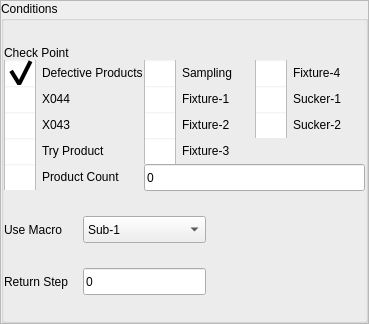
This is hcinstruction/ichcconditionpage_5.ui in dongdong-2009/3-5AxisRobot as Qt 5 draws it before an edit. The edited form follows.
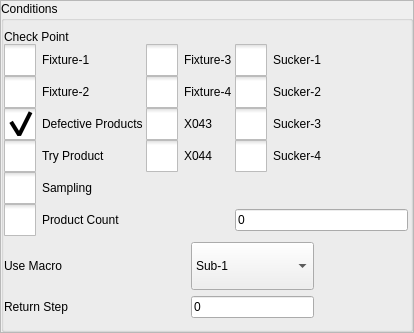
This is the edited form. Icons and pictures are not drawn. Custom widgets are drawn as their Qt base class.

Patch:
```diff
--- a/hcinstruction/ichcconditionpage_5.ui
+++ b/hcinstruction/ichcconditionpage_5.ui
@@ -6,8 +6,8 @@
    <rect>
     <x>0</x>
     <y>0</y>
-    <width>369</width>
-    <height>324</height>
+    <width>414</width>
+    <height>333</height>
    </rect>
   </property>
   <property name="windowTitle">
@@ -32,82 +32,94 @@
       <string>Conditions</string>
      </property>
      <layout class="QGridLayout" name="gridLayout_2">
-      <property name="margin">
+      <property name="leftMargin">
        <number>0</number>
       </property>
-      <property name="spacing">
-       <number>0</number>
+      <property name="topMargin">
+       <number>9</number>
       </property>
-      <item row="1" column="1">
-       <widget class="QComboBox" name="subComboBox">
-        <property name="enabled">
-         <bool>true</bool>
-        </property>
-        <property name="sizePolicy">
-         <sizepolicy hsizetype="Fixed" vsizetype="Fixed">
-          <horstretch>0</horstretch>
-          <verstretch>0</verstretch>
-         </sizepolicy>
-        </property>
-        <property name="minimumSize">
-         <size>
-          <width>123</width>
-          <height>27</height>
-         </size>
-        </property>
-        <property name="maximumSize">
-         <size>
-          <width>123</width>
-          <height>27</height>
-         </size>
-        </property>
-        <property name="layoutDirection">
-         <enum>Qt::LeftToRight</enum>
-        </property>
-        <item>
-         <property name="text">
-          <string>Sub-1</string>
-         </property>
-        </item>
-        <item>
-         <property name="text">
-          <string>Sub-2</string>
-         </property>
-        </item>
-        <item>
-         <property name="text">
-          <string>Sub-3</string>
-         </property>
-        </item>
-        <item>
-         <property name="text">
-          <string>Sub-4</string>
-         </property>
-        </item>
-        <item>
-         <property name="text">
-          <string>Sub-5</string>
-         </property>
-        </item>
-        <item>
-         <property name="text">
-          <string>Bad Product</string>
-         </property>
-        </item>
-        <item>
-         <property name="text">
-          <string>Sampling</string>
-         </property>
-        </item>
-        <item>
-         <property name="text">
-          <string>Try Product</string>
-         </property>
-        </item>
-       </widget>
-      </item>
+      <property name="rightMargin">
+       <number>2</number>
+      </property>
+      <property name="horizontalSpacing">
+       <number>2</number>
+      </property>
       <item row="0" column="0" colspan="4">
        <layout class="QGridLayout" name="gridLayout">
+        <property name="horizontalSpacing">
+         <number>2</number>
+        </property>
+        <item row="6" column="2">
+         <widget class="ICLineEditWithVirtualNumericKeypad" name="moldCountEdit">
+          <property name="text">
+           <string notr="true">0</string>
+          </property>
+         </widget>
+        </item>
+        <item row="4" column="0">
+         <widget class="QCheckBox" name="tryProductBox">
+          <property name="styleSheet">
+           <string notr="true">::indicator {
+     width: 32px;
+     height: 32px;
+ }
+
+::indicator:unchecked 
+{
+     image: url(:/resource/check_unchecked.png);
+ }
+::indicator:checked 
+{
+     image: url(:/resource/check_checked.png);
+ }
+
+QRadioButton::indicator:checked:disabled
+{
+ image: url(:/resource/check_checked_disable.png);
+}
+
+QRadioButton::indicator:unchecked:disabled
+{
+ image: url(:/resource/check_unchecked_disable.png);
+}</string>
+          </property>
+          <property name="text">
+           <string>Try Product</string>
+          </property>
+         </widget>
+        </item>
+        <item row="6" column="0" colspan="2">
+         <widget class="QCheckBox" name="productCountBox">
+          <property name="styleSheet">
+           <string notr="true">::indicator {
+     width: 32px;
+     height: 32px;
+ }
+
+::indicator:unchecked 
+{
+     image: url(:/resource/check_unchecked.png);
+ }
+::indicator:checked 
+{
+     image: url(:/resource/check_checked.png);
+ }
+
+QRadioButton::indicator:checked:disabled
+{
+ image: url(:/resource/check_checked_disable.png);
+}
+
+QRadioButton::indicator:unchecked:disabled
+{
+ image: url(:/resource/check_unchecked_disable.png);
+}</string>
+          </property>
+          <property name="text">
+           <string>Product Count</string>
+          </property>
+         </widget>
+        </item>
         <item row="0" column="0">
          <widget class="QLabel" name="label">
           <property name="sizePolicy">
@@ -122,6 +134,70 @@
          </widget>
         </item>
         <item row="1" column="0">
+         <widget class="QCheckBox" name="fixture1Box">
+          <property name="styleSheet">
+           <string notr="true">::indicator {
+     width: 32px;
+     height: 32px;
+ }
+
+::indicator:unchecked 
+{
+     image: url(:/resource/check_unchecked.png);
+ }
+::indicator:checked 
+{
+     image: url(:/resource/check_checked.png);
+ }
+
+QRadioButton::indicator:checked:disabled
+{
+ image: url(:/resource/check_checked_disable.png);
+}
+
+QRadioButton::indicator:unchecked:disabled
+{
+ image: url(:/resource/check_unchecked_disable.png);
+}</string>
+          </property>
+          <property name="text">
+           <string>Fixture-1</string>
+          </property>
+         </widget>
+        </item>
+        <item row="1" column="1">
+         <widget class="QCheckBox" name="fixture3Box">
+          <property name="styleSheet">
+           <string notr="true">::indicator {
+     width: 32px;
+     height: 32px;
+ }
+
+::indicator:unchecked 
+{
+     image: url(:/resource/check_unchecked.png);
+ }
+::indicator:checked 
+{
+     image: url(:/resource/check_checked.png);
+ }
+
+QRadioButton::indicator:checked:disabled
+{
+ image: url(:/resource/check_checked_disable.png);
+}
+
+QRadioButton::indicator:unchecked:disabled
+{
+ image: url(:/resource/check_unchecked_disable.png);
+}</string>
+          </property>
+          <property name="text">
+           <string>Fixture-3</string>
+          </property>
+         </widget>
+        </item>
+        <item row="3" column="0">
          <widget class="QCheckBox" name="defectiveProductsBox">
           <property name="sizePolicy">
            <sizepolicy hsizetype="Fixed" vsizetype="Fixed">
@@ -132,13 +208,7 @@
           <property name="minimumSize">
            <size>
             <width>20</width>
-            <height>26</height>
-           </size>
-          </property>
-          <property name="maximumSize">
-           <size>
-            <width>16777215</width>
-            <height>26</height>
+            <height>0</height>
            </size>
           </property>
           <property name="styleSheet">
@@ -174,64 +244,8 @@
           </property>
          </widget>
         </item>
-        <item row="1" column="1">
-         <widget class="QCheckBox" name="samplingBox">
-          <property name="minimumSize">
-           <size>
-            <width>0</width>
-            <height>26</height>
-           </size>
-          </property>
-          <property name="maximumSize">
-           <size>
-            <width>16777215</width>
-            <height>26</height>
-           </size>
-          </property>
-          <property name="styleSheet">
-           <string notr="true">::indicator {
-     width: 32px;
-     height: 32px;
- }
-
-::indicator:unchecked 
-{
-     image: url(:/resource/check_unchecked.png);
- }
-::indicator:checked 
-{
-     image: url(:/resource/check_checked.png);
- }
-
-QRadioButton::indicator:checked:disabled
-{
- image: url(:/resource/check_checked_disable.png);
-}
-
-QRadioButton::indicator:unchecked:disabled
-{
- image: url(:/resource/check_unchecked_disable.png);
-}</string>
-          </property>
-          <property name="text">
-           <string>Sampling</string>
-          </property>
-         </widget>
-        </item>
-        <item row="1" column="2">
+        <item row="2" column="1">
          <widget class="QCheckBox" name="fixture4Box">
-          <property name="minimumSize">
-           <size>
-            <width>0</width>
-            <height>26</height>
-           </size>
-          </property>
-          <property name="maximumSize">
-           <size>
-            <width>16777215</width>
-            <height>26</height>
-           </size>
-          </property>
           <property name="styleSheet">
            <string notr="true">::indicator {
      width: 32px;
@@ -263,19 +277,7 @@
          </widget>
         </item>
         <item row="2" column="0">
-         <widget class="QCheckBox" name="x044checkBox">
-          <property name="minimumSize">
-           <size>
-            <width>0</width>
-            <height>26</height>
-           </size>
-          </property>
-          <property name="maximumSize">
-           <size>
-            <width>16777215</width>
-            <height>26</height>
-           </size>
-          </property>
+         <widget class="QCheckBox" name="fixture2Box">
           <property name="styleSheet">
            <string notr="true">::indicator {
      width: 32px;
@@ -302,68 +304,44 @@
 }</string>
           </property>
           <property name="text">
-           <string>X044</string>
-          </property>
-         </widget>
-        </item>
-        <item row="2" column="1">
-         <widget class="QCheckBox" name="fixture1Box">
-          <property name="minimumSize">
-           <size>
-            <width>0</width>
-            <height>26</height>
-           </size>
-          </property>
-          <property name="maximumSize">
-           <size>
-            <width>16777215</width>
-            <height>26</height>
-           </size>
-          </property>
-          <property name="styleSheet">
-           <string notr="true">::indicator {
-     width: 32px;
-     height: 32px;
- }
-
-::indicator:unchecked 
-{
-     image: url(:/resource/check_unchecked.png);
- }
-::indicator:checked 
-{
-     image: url(:/resource/check_checked.png);
- }
-
-QRadioButton::indicator:checked:disabled
-{
- image: url(:/resource/check_checked_disable.png);
-}
-
-QRadioButton::indicator:unchecked:disabled
-{
- image: url(:/resource/check_unchecked_disable.png);
-}</string>
-          </property>
-          <property name="text">
-           <string>Fixture-1</string>
+           <string>Fixture-2</string>
           </property>
          </widget>
         </item>
         <item row="2" column="2">
+         <widget class="QCheckBox" name="sucker2Box">
+          <property name="styleSheet">
+           <string notr="true">::indicator {
+     width: 32px;
+     height: 32px;
+ }
+
+::indicator:unchecked 
+{
+     image: url(:/resource/check_unchecked.png);
+ }
+::indicator:checked 
+{
+     image: url(:/resource/check_checked.png);
+ }
+
+QRadioButton::indicator:checked:disabled
+{
+ image: url(:/resource/check_checked_disable.png);
+}
+
+QRadioButton::indicator:unchecked:disabled
+{
+ image: url(:/resource/check_unchecked_disable.png);
+}</string>
+          </property>
+          <property name="text">
+           <string>Sucker-2</string>
+          </property>
+         </widget>
+        </item>
+        <item row="1" column="2">
          <widget class="QCheckBox" name="sucker1Box">
-          <property name="minimumSize">
-           <size>
-            <width>0</width>
-            <height>26</height>
-           </size>
-          </property>
-          <property name="maximumSize">
-           <size>
-            <width>16777215</width>
-            <height>26</height>
-           </size>
-          </property>
           <property name="styleSheet">
            <string notr="true">::indicator {
      width: 32px;
@@ -394,20 +372,8 @@
           </property>
          </widget>
         </item>
-        <item row="3" column="0">
+        <item row="3" column="1">
          <widget class="QCheckBox" name="x043checkBox">
-          <property name="minimumSize">
-           <size>
-            <width>0</width>
-            <height>26</height>
-           </size>
-          </property>
-          <property name="maximumSize">
-           <size>
-            <width>16777215</width>
-            <height>26</height>
-           </size>
-          </property>
           <property name="styleSheet">
            <string notr="true">::indicator {
      width: 32px;
@@ -438,196 +404,40 @@
           </property>
          </widget>
         </item>
-        <item row="3" column="1">
-         <widget class="QCheckBox" name="fixture2Box">
-          <property name="minimumSize">
-           <size>
-            <width>0</width>
-            <height>26</height>
-           </size>
-          </property>
-          <property name="maximumSize">
-           <size>
-            <width>16777215</width>
-            <height>26</height>
-           </size>
-          </property>
-          <property name="styleSheet">
-           <string notr="true">::indicator {
-     width: 32px;
-     height: 32px;
- }
-
-::indicator:unchecked 
-{
-     image: url(:/resource/check_unchecked.png);
- }
-::indicator:checked 
-{
-     image: url(:/resource/check_checked.png);
- }
-
-QRadioButton::indicator:checked:disabled
-{
- image: url(:/resource/check_checked_disable.png);
-}
-
-QRadioButton::indicator:unchecked:disabled
-{
- image: url(:/resource/check_unchecked_disable.png);
-}</string>
-          </property>
-          <property name="text">
-           <string>Fixture-2</string>
-          </property>
-         </widget>
-        </item>
-        <item row="3" column="2">
-         <widget class="QCheckBox" name="sucker2Box">
-          <property name="minimumSize">
-           <size>
-            <width>0</width>
-            <height>26</height>
-           </size>
-          </property>
-          <property name="maximumSize">
-           <size>
-            <width>16777215</width>
-            <height>26</height>
-           </size>
-          </property>
-          <property name="styleSheet">
-           <string notr="true">::indicator {
-     width: 32px;
-     height: 32px;
- }
-
-::indicator:unchecked 
-{
-     image: url(:/resource/check_unchecked.png);
- }
-::indicator:checked 
-{
-     image: url(:/resource/check_checked.png);
- }
-
-QRadioButton::indicator:checked:disabled
-{
- image: url(:/resource/check_checked_disable.png);
-}
-
-QRadioButton::indicator:unchecked:disabled
-{
- image: url(:/resource/check_unchecked_disable.png);
-}</string>
-          </property>
-          <property name="text">
-           <string>Sucker-2</string>
-          </property>
-         </widget>
-        </item>
-        <item row="4" column="0">
-         <widget class="QCheckBox" name="tryProductBox">
-          <property name="minimumSize">
-           <size>
-            <width>0</width>
-            <height>26</height>
-           </size>
-          </property>
-          <property name="maximumSize">
-           <size>
-            <width>16777215</width>
-            <height>26</height>
-           </size>
-          </property>
-          <property name="styleSheet">
-           <string notr="true">::indicator {
-     width: 32px;
-     height: 32px;
- }
-
-::indicator:unchecked 
-{
-     image: url(:/resource/check_unchecked.png);
- }
-::indicator:checked 
-{
-     image: url(:/resource/check_checked.png);
- }
-
-QRadioButton::indicator:checked:disabled
-{
- image: url(:/resource/check_checked_disable.png);
-}
-
-QRadioButton::indicator:unchecked:disabled
-{
- image: url(:/resource/check_unchecked_disable.png);
-}</string>
-          </property>
-          <property name="text">
-           <string>Try Product</string>
-          </property>
-         </widget>
-        </item>
-        <item row="4" column="1">
-         <widget class="QCheckBox" name="fixture3Box">
-          <property name="minimumSize">
-           <size>
-            <width>0</width>
-            <height>26</height>
-           </size>
-          </property>
-          <property name="maximumSize">
-           <size>
-            <width>16777215</width>
-            <height>26</height>
-           </size>
-          </property>
-          <property name="styleSheet">
-           <string notr="true">::indicator {
-     width: 32px;
-     height: 32px;
- }
-
-::indicator:unchecked 
-{
-     image: url(:/resource/check_unchecked.png);
- }
-::indicator:checked 
-{
-     image: url(:/resource/check_checked.png);
- }
-
-QRadioButton::indicator:checked:disabled
-{
- image: url(:/resource/check_checked_disable.png);
-}
-
-QRadioButton::indicator:unchecked:disabled
-{
- image: url(:/resource/check_unchecked_disable.png);
-}</string>
-          </property>
-          <property name="text">
-           <string>Fixture-3</string>
-          </property>
-         </widget>
-        </item>
         <item row="5" column="0">
-         <widget class="QCheckBox" name="productCountBox">
-          <property name="minimumSize">
-           <size>
-            <width>0</width>
-            <height>26</height>
-           </size>
+         <widget class="QCheckBox" name="samplingBox">
+          <property name="styleSheet">
+           <string notr="true">::indicator {
+     width: 32px;
+     height: 32px;
+ }
+
+::indicator:unchecked 
+{
+     image: url(:/resource/check_unchecked.png);
+ }
+::indicator:checked 
+{
+     image: url(:/resource/check_checked.png);
+ }
+
+QRadioButton::indicator:checked:disabled
+{
+ image: url(:/resource/check_checked_disable.png);
+}
+
+QRadioButton::indicator:unchecked:disabled
+{
+ image: url(:/resource/check_unchecked_disable.png);
+}</string>
           </property>
-          <property name="maximumSize">
-           <size>
-            <width>16777215</width>
-            <height>26</height>
-           </size>
+          <property name="text">
+           <string>Sampling</string>
           </property>
+         </widget>
+        </item>
+        <item row="4" column="1">
+         <widget class="QCheckBox" name="x044checkBox">
           <property name="styleSheet">
            <string notr="true">::indicator {
      width: 32px;
@@ -654,70 +464,183 @@
 }</string>
           </property>
           <property name="text">
-           <string>Product Count</string>
+           <string>X044</string>
           </property>
          </widget>
         </item>
-        <item row="5" column="1" colspan="2">
-         <widget class="ICLineEditWithVirtualNumericKeypad" name="moldCountEdit">
-          <property name="minimumSize">
-           <size>
-            <width>0</width>
-            <height>27</height>
-           </size>
+        <item row="3" column="2">
+         <widget class="QCheckBox" name="sucker3Box">
+          <property name="styleSheet">
+           <string notr="true">::indicator {
+     width: 32px;
+     height: 32px;
+ }
+
+::indicator:unchecked 
+{
+     image: url(:/resource/check_unchecked.png);
+ }
+::indicator:checked 
+{
+     image: url(:/resource/check_checked.png);
+ }
+
+QRadioButton::indicator:checked:disabled
+{
+ image: url(:/resource/check_checked_disable.png);
+}
+
+QRadioButton::indicator:unchecked:disabled
+{
+ image: url(:/resource/check_unchecked_disable.png);
+}</string>
           </property>
-          <property name="maximumSize">
-           <size>
-            <width>16777215</width>
-            <height>27</height>
-           </size>
+          <property name="text">
+           <string>Sucker-3</string>
           </property>
+         </widget>
+        </item>
+        <item row="4" column="2">
+         <widget class="QCheckBox" name="sucker4Box">
+          <property name="styleSheet">
+           <string notr="true">::indicator {
+     width: 32px;
+     height: 32px;
+ }
+
+::indicator:unchecked 
+{
+     image: url(:/resource/check_unchecked.png);
+ }
+::indicator:checked 
+{
+     image: url(:/resource/check_checked.png);
+ }
+
+QRadioButton::indicator:checked:disabled
+{
+ image: url(:/resource/check_checked_disable.png);
+}
+
+QRadioButton::indicator:unchecked:disabled
+{
+ image: url(:/resource/check_unchecked_disable.png);
+}</string>
+          </property>
           <property name="text">
-           <string>0</string>
+           <string>Sucker-4</string>
           </property>
          </widget>
         </item>
        </layout>
       </item>
-      <item row="1" column="0">
+      <item row="1" column="2">
+       <widget class="QComboBox" name="subComboBox">
+        <property name="enabled">
+         <bool>true</bool>
+        </property>
+        <property name="sizePolicy">
+         <sizepolicy hsizetype="Fixed" vsizetype="Fixed">
+          <horstretch>0</horstretch>
+          <verstretch>0</verstretch>
+         </sizepolicy>
+        </property>
+        <property name="minimumSize">
+         <size>
+          <width>123</width>
+          <height>38</height>
+         </size>
+        </property>
+        <property name="maximumSize">
+         <size>
+          <width>123</width>
+          <height>48</height>
+         </size>
+        </property>
+        <property name="layoutDirection">
+         <enum>Qt::LeftToRight</enum>
+        </property>
+        <item>
+         <property name="text">
+          <string>Sub-1</string>
+         </property>
+        </item>
+        <item>
+         <property name="text">
+          <string>Sub-2</string>
+         </property>
+        </item>
+        <item>
+         <property name="text">
+          <string>Sub-3</string>
+         </property>
+        </item>
+        <item>
+         <property name="text">
+          <string>Sub-4</string>
+         </property>
+        </item>
+        <item>
+         <property name="text">
+          <string>Sub-5</string>
+         </property>
+        </item>
+        <item>
+         <property name="text">
+          <string>Bad Product</string>
+         </property>
+        </item>
+        <item>
+         <property name="text">
+          <string>Sampling</string>
+         </property>
+        </item>
+        <item>
+         <property name="text">
+          <string>Try Product</string>
+         </property>
+        </item>
+       </widget>
+      </item>
+      <item row="1" column="0" colspan="2">
        <widget class="QLabel" name="label_2">
         <property name="text">
          <string>Use Macro</string>
         </property>
        </widget>
       </item>
-      <item row="2" column="0">
+      <item row="2" column="2">
+       <widget class="ICLineEditWithVirtualNumericKeypad" name="returnLineEdit">
+        <property name="sizePolicy">
+         <sizepolicy hsizetype="Fixed" vsizetype="Fixed">
+          <horstretch>0</horstretch>
+          <verstretch>0</verstretch>
+         </sizepolicy>
+        </property>
+        <property name="minimumSize">
+         <size>
+          <width>123</width>
+          <height>0</height>
+         </size>
+        </property>
+        <property name="maximumSize">
+         <size>
+          <width>123</width>
+          <height>16777215</height>
+         </size>
+        </property>
+        <property name="text">
+         <string notr="true">0</string>
+        </property>
+       </widget>
+      </item>
+      <item row="2" column="0" colspan="2">
        <widget class="QLabel" name="label_3">
         <property name="text">
          <string>Return Step</string>
         </property>
        </widget>
       </item>
-      <item row="2" column="1">
-       <widget class="ICLineEditWithVirtualNumericKeypad" name="returnLineEdit">
-        <property name="sizePolicy">
-         <sizepolicy hsizetype="Fixed" vsizetype="Fixed">
-          <horstretch>0</horstretch>
-          <verstretch>0</verstretch>
-         </sizepolicy>
-        </property>
-        <property name="minimumSize">
-         <size>
-          <width>123</width>
-          <height>27</height>
-         </size>
-        </property>
-        <property name="maximumSize">
-         <size>
-          <width>123</width>
-          <height>27</height>
-         </size>
-        </property>
-        <property name="text">
-         <string>0</string>
-        </property>
-       </widget>
-      </item>
      </layout>
     </widget>
    </item>
```
Left out of the diff: 11 changed lines with no effect on the pictures.
